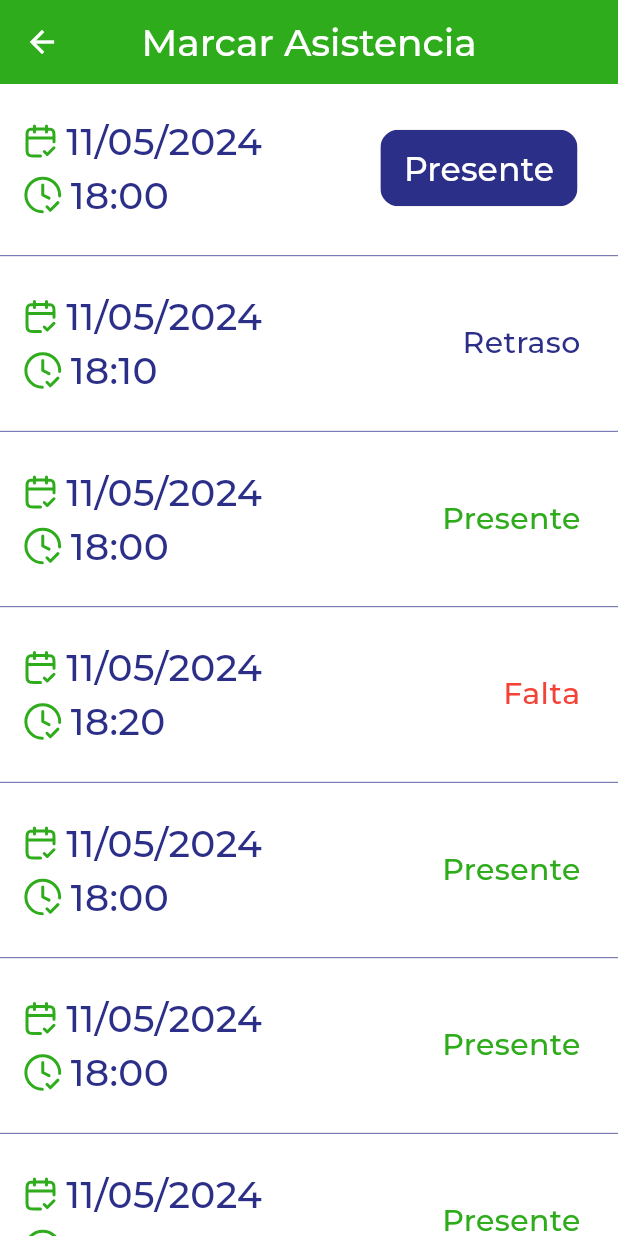
After one commit to juanbpadilla/amdea_app, a Flutter app: the AttendancePage screen opened by its route, on a phone screen of 412 x 824 dp. The commit adds this screen. Run offline on Flutter 3.47's test engine with Material 3 defaults, Android fonts, the light colour scheme and no system bars; our stand-ins replace flutter_secure_storage, flutter_svg, shared_preferences; accounts and stored records are empty; network calls fail; project files that could hold a hidden picture were left out.

Commit message:
Servicio para obtener y listar asistencia de usuario

```diff
--- a/lib/main.dart
+++ b/lib/main.dart
@@ -49,6 +49,7 @@ class MyApp extends StatelessWidget {
         'profile': (_) => ProfilePage(),
         // 'user': (_) => UserPage(),
         'activity': (_) => const ActivityWidget(),
+        'attendance': (_) => AttendancePage()
       },
       scaffoldMessengerKey: NotificationsService.messengerKey,
       theme: Provider.of<ThemeProvider>(context).currentTheme,
--- /dev/null
+++ b/lib/pages/attendance_page.dart
@@ -0,0 +1,168 @@
+import 'package:amdea_app/theme/app_theme.dart';
+import 'package:amdea_app/widgets/custom_button.dart';
+import 'package:flutter/material.dart';
+import 'package:flutter_svg/svg.dart';
+
+class AttendancePage extends StatelessWidget {
+
+  @override
+  Widget build(BuildContext context) {
+    final double width = MediaQuery.of(context).size.width;
+    // final double height = MediaQuery.of(context).size.height;
+
+    List<Map<String, dynamic>> personList = [
+      {
+        'fecha'  : '11/05/2024',
+        'hora'    : '18:00',
+        'asistencia' : ''
+      },
+      {
+        'fecha'  : '11/05/2024',
+        'hora'    : '18:10',
+        'asistencia' : 'Retraso'
+      },
+      {
+        'fecha'  : '11/05/2024',
+        'hora'    : '18:00',
+        'asistencia' : 'Presente'
+      },
+      {
+        'fecha'  : '11/05/2024',
+        'hora'    : '18:20',
+        'asistencia' : 'Falta'
+      },
+      {
+        'fecha'  : '11/05/2024',
+        'hora'    : '18:00',
+        'asistencia' : 'Presente'
+      },
+      {
+        'fecha'  : '11/05/2024',
+        'hora'    : '18:00',
+        'asistencia' : 'Presente'
+      },
+      {
+        'fecha'  : '11/05/2024',
+        'hora'    : '18:00',
+        'asistencia' : 'Presente'
+      },
+      {
+        'fecha'  : '11/05/2024',
+        'hora'    : '18:00',
+        'asistencia' : 'Presente'
+      },
+      {
+        'fecha'  : '11/05/2024',
+        'hora'    : '18:00',
+        'asistencia' : 'Presente'
+      },
+    ];
+
+    return Scaffold(
+      appBar: AppBar(
+        backgroundColor: AppTheme.greenColor,
+        titleTextStyle: TextStyle(
+            fontFamily: AppTheme.mediumFont,
+            color: Theme.of(context).colorScheme.background,
+            fontSize: 25),
+        centerTitle: true,
+        title: const Text('Marcar Asistencia'),
+        iconTheme:
+            IconThemeData(color: Theme.of(context).colorScheme.background),
+        elevation: 0,
+      ),
+      body: Container(
+        width: double.infinity,
+        height: MediaQuery.of(context).size.height,
+        color: Theme.of(context).colorScheme.background,
+        child: ListView.separated(
+          physics: BouncingScrollPhysics(),
+          itemCount: personList.length,
+          itemBuilder: (context, int index) {
+            final String asistencia = personList[index]['asistencia'];
+            return Padding(
+              padding: const EdgeInsets.symmetric(horizontal: 15, vertical: 20),
+              child: Column(
+                children: [
+                  Row(
+                    mainAxisAlignment: MainAxisAlignment.spaceBetween,
+                    children: [
+                      Container(
+                        width: width * 0.55,
+                        // color: Colors.red,
+                        child: Column(
+                          crossAxisAlignment: CrossAxisAlignment.start,
+                          children: [
+                            rowTextIcon('calendar-check-02', personList[index]['fecha']),
+                            rowTextIcon('clock-check', personList[index]['hora'])
+                          ],
+                        ),
+                      ),
+                      Container(
+                        child: personList[index]['asistencia'] == ''
+                        ? Expanded(
+                          child: CustomButton(
+                              text: 'Presente',
+                              routeName: () {},
+                              paddingv: 10,
+                              paddingh: 10,
+                              circular: 12,
+                              color: Theme.of(context).colorScheme.primary,
+                              textStyle: const TextStyle(
+                                color: Colors.white,
+                                fontFamily: AppTheme.mediumFont,
+                                fontSize: 22,
+                                fontWeight: FontWeight.w500
+                              ),
+                            ),
+                        )
+                        : Padding(
+                          padding: const EdgeInsets.only(right: 10),
+                          child: Text(personList[index]['asistencia'],
+                              style: TextStyle(
+                                fontFamily: AppTheme.mediumFont,
+                                fontSize: 20,
+                                color: asistencia == 'Presente'
+                                ? AppTheme.greenColor
+                                : asistencia == 'Retraso'
+                                  ? Theme.of(context).colorScheme.primary
+                                  : Theme.of(context).colorScheme.error,
+                              ),
+                              textAlign: TextAlign.right,
+                            ),
+                        )
+                      ),
+                    ],
+                  ),
+                ],
+
+              ),
+            );
+          }, separatorBuilder: (BuildContext context, int index) => Divider(color: Theme.of(context).colorScheme.primary, thickness: 0.5, height: 5, indent: 0, endIndent: 0),
+        )
+      )
+    );
+  }
+
+  Widget primaryText(String text) {
+    return Text(text,
+      style: const TextStyle(
+        fontFamily: AppTheme.mediumFont,
+        fontSize: 25,
+        color: AppTheme.primary,
+      ));
+  }
+
+  Widget rowTextIcon(String icon, String text) {
+    return Row(
+      children: [
+        SvgPicture.asset(
+          'assets/icons/$icon.svg'
+        ),
+        const SizedBox(width: 5,),
+
+        primaryText(text)
+      ],
+    );
+  }
+}
--- a/lib/pages/check_auth_page.dart
+++ b/lib/pages/check_auth_page.dart
@@ -4,6 +4,7 @@ import 'package:provider/provider.dart';
 
 import 'pages.dart';
 
+// ignore: use_key_in_widget_constructors
 class CheckAuthPage extends StatelessWidget {
 
   @override
--- a/lib/pages/home_page.dart
+++ b/lib/pages/home_page.dart
@@ -5,12 +5,14 @@ import 'package:provider/provider.dart';
 
 import '../widgets/widgets.dart';
 
+// ignore: use_key_in_widget_constructors
 class HomePage extends StatelessWidget {
 
   @override
   Widget build(BuildContext context) {
     return Scaffold(
       backgroundColor: Theme.of(context).primaryColor,
+      // ignore: prefer_const_constructors
       body: _HomePageBody(),
 
       bottomNavigationBar: HomeBottomNavigationBar()
@@ -19,7 +21,6 @@ class HomePage extends StatelessWidget {
 }
 
 class _HomePageBody extends StatelessWidget {
-  const _HomePageBody({super.key});
 
   @override
   Widget build(BuildContext context) {
--- a/lib/pages/pages.dart
+++ b/lib/pages/pages.dart
@@ -1,3 +1,4 @@
+export 'package:amdea_app/pages/attendance_page.dart';
 export 'package:amdea_app/pages/user_page.dart';
 export 'package:amdea_app/pages/loading_page.dart';
 export 'package:amdea_app/pages/profile_page.dart';
--- a/lib/pages/user_page.dart
+++ b/lib/pages/user_page.dart
@@ -25,7 +25,6 @@ class UserPage extends StatelessWidget {
         backgroundColor: Theme.of(context).colorScheme.primary,
         titleTextStyle: TextStyle(
             fontFamily: AppTheme.mediumFont,
-            // color: Theme.of(context).colorScheme.background,
             color: Theme.of(context).colorScheme.background,
             fontSize: 25),
         centerTitle: true,
--- a/lib/sercices/book_service.dart
+++ b/lib/sercices/book_service.dart
@@ -9,8 +9,8 @@ class BookService extends ChangeNotifier {
   final String _baseUrl = AppConstants.baseUrl;
   final String _accept = "application/vnd.api+json";
 
-  // Uri uri(_baseUrl, link) => Uri.http(_baseUrl, link);
-  Uri uri(_baseUrl, link) => Uri.https(_baseUrl, link);
+  Uri uri(_baseUrl, link) => Uri.http(_baseUrl, link);
+  // Uri uri(_baseUrl, link) => Uri.https(_baseUrl, link);
 
   List<Libro> libros = [];
   bool isLoading = true;
--- a/lib/theme/app_theme.dart
+++ b/lib/theme/app_theme.dart
@@ -8,7 +8,7 @@ class AppTheme {
   static const Color background = Colors.white;
   // static const Color grayColor = Color(0xFFC7C7C7);
   static const Color grayColor = Color(0xFFA6A6A6);
-  static const Color greenColor = Color(0xFF289618);
+  static const Color greenColor = Color(0xFF2FAC1C);
 
   static const String primaryFont ='Montserrat';
   static const String blackFont ='Montserrat_Black';
--- a/lib/utils/app_constants.dart
+++ b/lib/utils/app_constants.dart
@@ -1,4 +1,4 @@
 class AppConstants{
-//  static const baseUrl = "961f-2800-cd0-df57-4100-e87c-1ecb-3659-5242.ngrok-free.app";
+//  static const baseUrl = "fbc7-2800-cd0-df4f-9200-c02e-9aa9-9284-3b43.ngrok-free.app";
  static const baseUrl = "10.0.2.2:8000";
 }
--- a/lib/widgets/custom_button.dart
+++ b/lib/widgets/custom_button.dart
@@ -10,6 +10,7 @@ class CustomButton extends StatelessWidget {
   final String? icon;
   final double? paddingv;
   final double? paddingh;
+  final double? circular;
 
   const CustomButton({
     super.key,
@@ -19,7 +20,8 @@ class CustomButton extends StatelessWidget {
     required this.textStyle,
     this.icon,
     this.paddingv,
-    this.paddingh
+    this.paddingh,
+    this.circular
   });
 
 
@@ -29,7 +31,7 @@ class CustomButton extends StatelessWidget {
     return TextButton(
       onPressed: routeName,
       child: ClipRRect(
-        borderRadius: BorderRadius.circular(50),
+        borderRadius: BorderRadius.circular(circular ?? 50),
         child: Container(
           alignment: Alignment.center,
           padding: EdgeInsets.symmetric( vertical: paddingv ?? 10, horizontal: paddingh ?? 10 ),
```
Also changed, not shown: lib/models/attendance.dart (added, +93 -0 lines), lib/sercices/auth_service.dart (+36 -2 lines), lib/widgets/home_widget.dart (+10 -2 lines), assets/icons/calendar-check-02.svg (added), assets/icons/clock-check.svg (added). Lines whose indentation alone changed are shown as unchanged.
